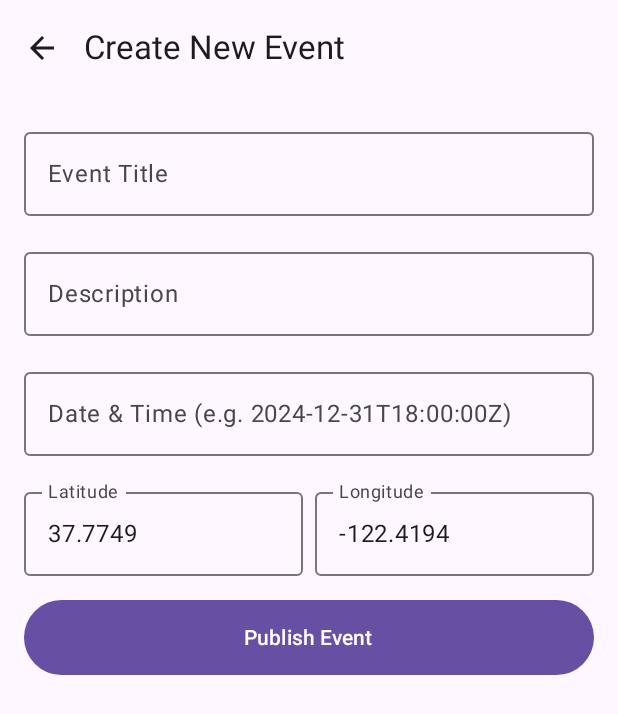
After one commit to Umashankar12345/NearMeetProject, an Android app built with Jetpack Compose: the composable CreateEventScreen called with empty values, on a phone screen of 412 x 824 dp. The commit adds this screen. Shown: the top 714 px of the screen. Run offline under Robolectric (Android 15) with nearby library versions, the phone set to English and light mode, and no system bars.

Commit message:
Complete NearMeet Android app UI screens, API integration, and navigation

```diff
--- /dev/null
+++ b/android/app/src/main/java/com/nearmeet/ui/screens/CreateEventScreen.kt
@@ -0,0 +1,142 @@
+package com.nearmeet.ui.screens
+
+import androidx.compose.foundation.layout.*
+import androidx.compose.material.icons.Icons
+import androidx.compose.material.icons.filled.ArrowBack
+import androidx.compose.material3.*
+import androidx.compose.runtime.*
+import androidx.compose.ui.Alignment
+import androidx.compose.ui.Modifier
+import androidx.compose.ui.unit.dp
+import com.nearmeet.models.EventCreateRequest
+import com.nearmeet.network.RetrofitClient
+import kotlinx.coroutines.launch
+
+@OptIn(ExperimentalMaterial3Api::class)
+@Composable
+fun CreateEventScreen(
+    token: String,
+    onEventCreated: () -> Unit,
+    onBack: () -> Unit
+) {
+    var title by remember { mutableStateOf("") }
+    var description by remember { mutableStateOf("") }
+    var dateTime by remember { mutableStateOf("") }
+    var latitude by remember { mutableStateOf("37.7749") }
+    var longitude by remember { mutableStateOf("-122.4194") }
+    var isLoading by remember { mutableStateOf(false) }
+    var errorMessage by remember { mutableStateOf<String?>(null) }
+    val coroutineScope = rememberCoroutineScope()
+
+    Scaffold(
+        topBar = {
+            TopAppBar(
+                title = { Text("Create New Event") },
+                navigationIcon = {
+                    IconButton(onClick = onBack) {
+                        Icon(Icons.Default.ArrowBack, contentDescription = "Back")
+                    }
+                }
+            )
+        }
+    ) { paddingValues ->
+        Column(
+            modifier = Modifier
+                .fillMaxSize()
+                .padding(paddingValues)
+                .padding(16.dp),
+            verticalArrangement = Arrangement.spacedBy(16.dp)
+        ) {
+            OutlinedTextField(
+                value = title,
+                onValueChange = { title = it },
+                label = { Text("Event Title") },
+                modifier = Modifier.fillMaxWidth()
+            )
+
+            OutlinedTextField(
+                value = description,
+                onValueChange = { description = it },
+                label = { Text("Description") },
+                modifier = Modifier.fillMaxWidth()
+            )
+
+            OutlinedTextField(
+                value = dateTime,
+                onValueChange = { dateTime = it },
+                label = { Text("Date & Time (e.g. 2024-12-31T18:00:00Z)") },
+                modifier = Modifier.fillMaxWidth()
+            )
+
+            Row(
+                modifier = Modifier.fillMaxWidth(),
+                horizontalArrangement = Arrangement.spacedBy(8.dp)
+            ) {
+                OutlinedTextField(
+                    value = latitude,
+                    onValueChange = { latitude = it },
+                    label = { Text("Latitude") },
+                    modifier = Modifier.weight(1f)
+                )
+                OutlinedTextField(
+                    value = longitude,
+                    onValueChange = { longitude = it },
+                    label = { Text("Longitude") },
+                    modifier = Modifier.weight(1f)
+                )
+            }
+
+            if (errorMessage != null) {
+                Text(
+                    text = errorMessage ?: "",
+                    color = MaterialTheme.colorScheme.error
+                )
+            }
+
+            Button(
+                onClick = {
+                    if (title.isBlank() || description.isBlank() || dateTime.isBlank()) {
+                        errorMessage = "Please fill in all fields"
+                        return@Button
+                    }
+                    val lat = latitude.toDoubleOrNull() ?: 37.7749
+                    val lng = longitude.toDoubleOrNull() ?: -122.4194
+
+                    coroutineScope.launch {
+                        isLoading = true
+                        errorMessage = null
+                        try {
+                            val request = EventCreateRequest(
+                                title = title,
+                                description = description,
+                                latitude = lat,
+                                longitude = lng,
+                                date_time = dateTime
+                            )
+                            val response = RetrofitClient.instance.createEvent("Bearer $token", request)
+                            if (response.isSuccessful) {
+                                onEventCreated()
+                            } else {
+                                errorMessage = "Failed to create event: ${response.message()}"
+                            }
+                        } catch (e: Exception) {
+                            errorMessage = "Error: ${e.localizedMessage}"
+                        } finally {
+                            isLoading = false
+                        }
+                    }
+                },
+                modifier = Modifier
+                    .fillMaxWidth()
+                    .height(50.dp),
+                enabled = !isLoading
+            ) {
+                if (isLoading) {
+                    CircularProgressIndicator(color = MaterialTheme.colorScheme.onPrimary)
+                } else {
+                    Text("Publish Event")
+                }
+            }
+        }
+    }
+}
```
Also changed, not shown: android/app/src/main/java/com/nearmeet/MainActivity.kt (+117 -18 lines), android/app/src/main/java/com/nearmeet/models/Models.kt (+8 -0 lines), android/app/src/main/java/com/nearmeet/network/ApiService.kt (+8 -0 lines), android/app/src/main/java/com/nearmeet/ui/screens/HomeScreen.kt (added, +147 -0 lines), android/app/src/main/java/com/nearmeet/ui/screens/SignupScreen.kt (added, +77 -0 lines), 3 other files.
